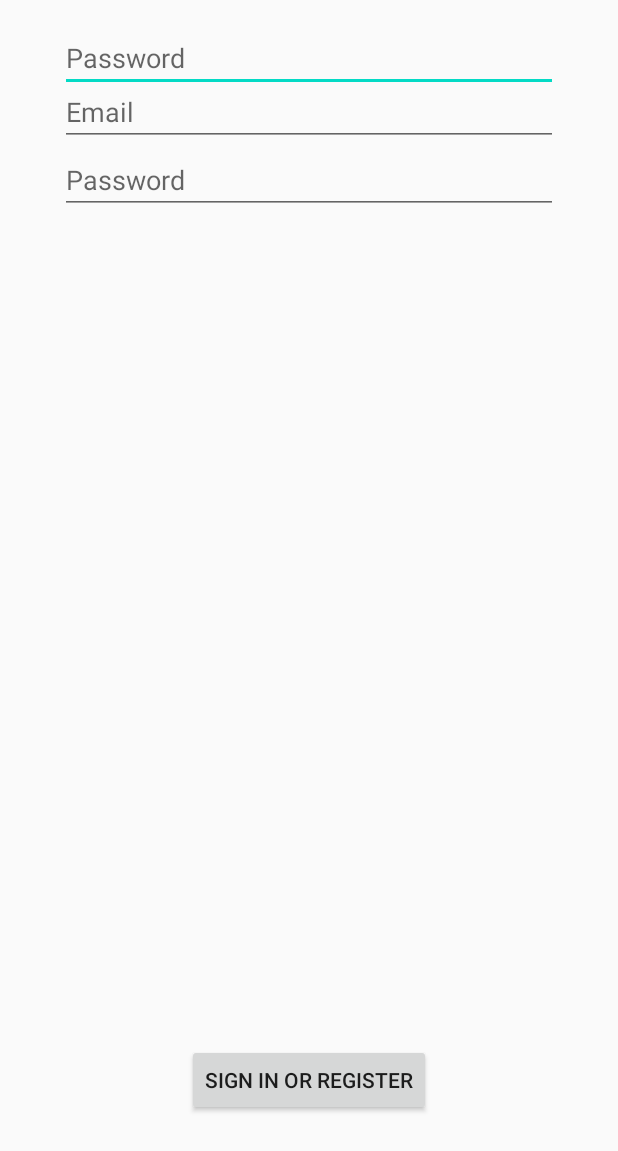
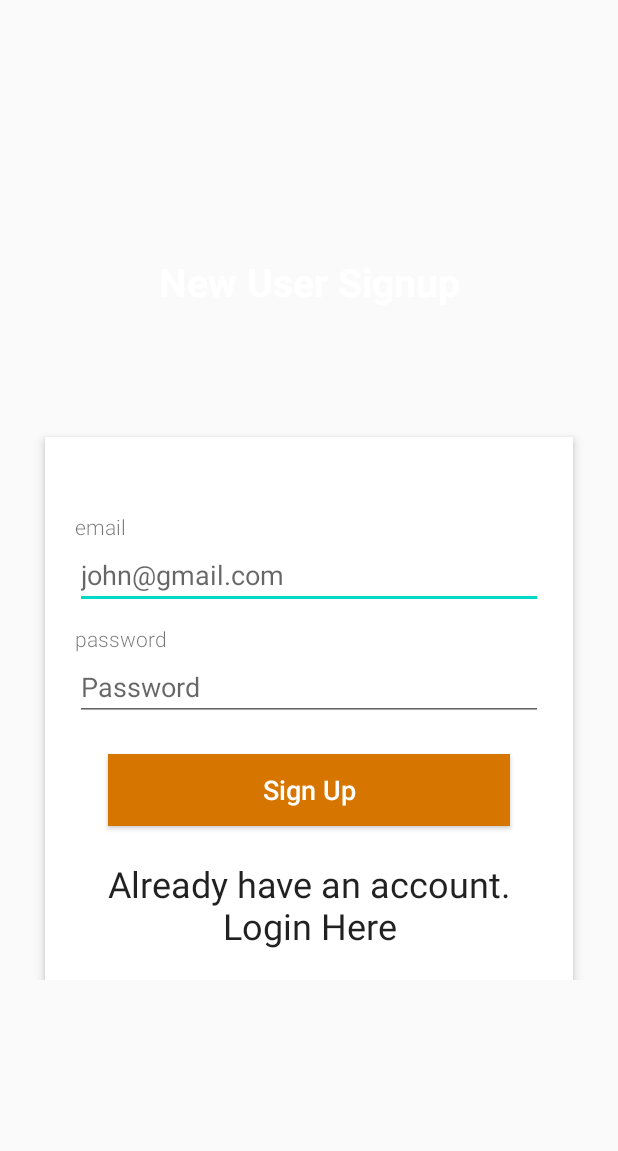
Before and after one commit to demirtasm/cryptocurrencytracker, an Android app: the layout activity_sign_up.xml on its own in the app's theme, with its tools: preview values and no code run, on a phone screen of 412 x 824 dp. Shown: the top 1151 px of the screen. Run offline under Robolectric (Android 15) with nearby library versions, the phone set to English and light mode, and no system bars.

Commit message:
Adding Firebase Login

```diff
--- a/app/src/main/java/com/example/cryptocurrencytracker/adapter/CoinListAdapter.kt
+++ b/app/src/main/java/com/example/cryptocurrencytracker/adapter/CoinListAdapter.kt
@@ -6,8 +6,7 @@ import android.view.View
 import android.view.ViewGroup
 import androidx.cardview.widget.CardView
 import androidx.recyclerview.widget.RecyclerView
-import com.example.cryptocurrencytracker.models.Coin
-import com.example.cryptocurrencytracker.models.CoinItem
+import com.example.cryptocurrencytracker.api.models.CoinItem
 import kotlinx.android.synthetic.main.coin_items.view.*
 
 class CoinListAdapter(allCoins: ArrayList<CoinItem>) :
--- /dev/null
+++ b/app/src/main/java/com/example/cryptocurrencytracker/api/models/Coin.kt
@@ -0,0 +1,3 @@
+package com.example.cryptocurrencytracker.api.models
+
+class Coin : ArrayList<CoinItem>()
--- a/app/src/main/java/com/example/cryptocurrencytracker/models/CoinItem.kt
+++ b/app/src/main/java/com/example/cryptocurrencytracker/api/models/CoinItem.kt
@@ -1,4 +1,4 @@
-package com.example.cryptocurrencytracker.models
+package com.example.cryptocurrencytracker.api.models
 
 data class CoinItem(
     val id: String,
--- a/app/src/main/java/com/example/cryptocurrencytracker/models/Coin.kt
+++ /dev/null
@@ -1,3 +0,0 @@
-package com.example.cryptocurrencytracker.models
-
-class Coin : ArrayList<CoinItem>()
--- a/app/src/main/java/com/example/cryptocurrencytracker/services/ApiInterfaces.kt
+++ b/app/src/main/java/com/example/cryptocurrencytracker/services/ApiInterfaces.kt
@@ -1,6 +1,6 @@
 package com.example.cryptocurrencytracker.services
 
-import com.example.cryptocurrencytracker.models.Coin
+import com.example.cryptocurrencytracker.api.models.Coin
 import retrofit2.http.GET
 
 interface ApiInterfaces {
--- a/app/src/main/java/com/example/cryptocurrencytracker/viewmodel/CoinListViewModel.kt
+++ b/app/src/main/java/com/example/cryptocurrencytracker/viewmodel/CoinListViewModel.kt
@@ -6,7 +6,7 @@ import androidx.lifecycle.LiveData
 import androidx.lifecycle.MutableLiveData
 import androidx.lifecycle.ViewModel
 import androidx.lifecycle.viewModelScope
-import com.example.cryptocurrencytracker.models.Coin
+import com.example.cryptocurrencytracker.api.models.Coin
 import com.example.cryptocurrencytracker.services.RetrofitInstance
 import kotlinx.coroutines.launch
 import java.lang.Exception
--- a/app/src/main/res/layout/activity_sign_up.xml
+++ b/app/src/main/res/layout/activity_sign_up.xml
@@ -1,95 +1,125 @@
 <?xml version="1.0" encoding="utf-8"?>
-<androidx.constraintlayout.widget.ConstraintLayout xmlns:android="http://schemas.android.com/apk/res/android"
-    xmlns:app="http://schemas.android.com/apk/res-auto"
-    xmlns:tools="http://schemas.android.com/tools"
-    android:id="@+id/container"
+<layout xmlns:android="http://schemas.android.com/apk/res/android"
+    xmlns:tools="http://schemas.android.com/tools">
+
+    <data>
+
+        <variable
+            name="viewmodel"
+            type="com.example.cryptocurrencytracker.viewmodel.AuthViewModel" />
+    </data>
+
+    <RelativeLayout
         android:layout_width="match_parent"
         android:layout_height="match_parent"
-    android:paddingLeft="@dimen/activity_horizontal_margin"
-    android:paddingTop="@dimen/activity_vertical_margin"
-    android:paddingRight="@dimen/activity_horizontal_margin"
-    android:paddingBottom="@dimen/activity_vertical_margin">
+        android:orientation="vertical"
+        android:scrollbarAlwaysDrawVerticalTrack="true"
+        tools:context=".ui.SignUpActivity">
+
+    <RelativeLayout
+        android:id="@+id/signupLayout"
+        android:layout_width="match_parent"
+        android:layout_height="wrap_content"
+        android:layout_centerInParent="true">
+
+        <TextView
+            android:id="@+id/login_title"
+            android:layout_width="fill_parent"
+            android:layout_height="wrap_content"
+            android:layout_marginBottom="16dp"
+            android:gravity="center_horizontal"
+            android:text="New User Signup"
+            android:textColor="#fff"
+            android:textSize="26sp"
+            android:textStyle="bold" />
+
+        <RelativeLayout
+            android:layout_width="fill_parent"
+            android:layout_height="wrap_content"
+            android:layout_below="@+id/login_title"
+            android:layout_marginLeft="30dp"
+            android:layout_marginTop="70dp"
+            android:layout_marginRight="30dp"
+            android:background="#fff"
+            android:elevation="4dp"
+            android:orientation="vertical"
+            android:padding="20dp">
+
+            <LinearLayout
+                android:layout_width="fill_parent"
+                android:layout_height="wrap_content"
+                android:orientation="vertical"
+                android:paddingTop="30dp">
 
 
-    <EditText
-        android:id="@+id/edt_password"
-        android:layout_width="0dp"
+                <TextView
+                    android:layout_width="wrap_content"
                     android:layout_height="wrap_content"
-        android:layout_marginStart="24dp"
-        android:layout_marginEnd="24dp"
-        android:hint="@string/prompt_password"
-        android:imeActionLabel="@string/action_sign_in_short"
-        android:imeOptions="actionDone"
-        android:inputType="textPassword"
-        android:selectAllOnFocus="true"
-        app:layout_constraintEnd_toEndOf="parent"
-        app:layout_constraintHorizontal_bias="1.0"
-        app:layout_constraintStart_toStartOf="parent"
-        tools:layout_editor_absoluteY="96dp" />
+                    android:fontFamily="sans-serif-light"
+                    android:labelFor="@id/text_email"
+                    android:text="email" />
 
                 <EditText
-        android:id="@+id/edt_password_repeat"
-        android:layout_width="0dp"
+                    android:id="@+id/text_email"
+                    android:layout_width="fill_parent"
                     android:layout_height="wrap_content"
-        android:layout_marginStart="24dp"
-        android:layout_marginTop="36dp"
-        android:layout_marginEnd="24dp"
-        android:hint="@string/prompt_password"
-        android:imeActionLabel="@string/action_sign_in_short"
-        android:imeOptions="actionDone"
-        android:inputType="textPassword"
-        android:selectAllOnFocus="true"
-        app:layout_constraintBottom_toTopOf="@+id/btn_login"
-        app:layout_constraintEnd_toEndOf="parent"
-        app:layout_constraintHorizontal_bias="0.0"
-        app:layout_constraintStart_toStartOf="parent"
-        app:layout_constraintTop_toBottomOf="@+id/edt_password"
-        app:layout_constraintVertical_bias="0.0" />
+                    android:layout_marginBottom="10dp"
+                    android:drawablePadding="10dp"
+                    android:hint="john@gmail.com"
+                    android:inputType="textEmailAddress"
+                    android:singleLine="true"
+                    android:text="@={viewmodel.email}" />
+
+                <TextView
+                    android:layout_width="wrap_content"
+                    android:layout_height="wrap_content"
+                    android:fontFamily="sans-serif-light"
+                    android:labelFor="@id/edit_text_password"
+                    android:text="password" />
 
                 <EditText
-        android:id="@+id/edt_mail"
-        android:layout_width="0dp"
+                    android:id="@+id/edit_text_password"
+                    android:layout_width="fill_parent"
                     android:layout_height="wrap_content"
-        android:layout_marginStart="24dp"
-        android:layout_marginTop="36dp"
-        android:layout_marginEnd="24dp"
-        android:hint="@string/prompt_email"
-        android:inputType="textEmailAddress"
-        android:selectAllOnFocus="true"
-        app:layout_constraintEnd_toEndOf="parent"
-        app:layout_constraintStart_toStartOf="parent"
-        app:layout_constraintTop_toTopOf="parent" />
+                    android:drawablePadding="10dp"
+                    android:hint="Password"
+                    android:inputType="textPassword"
+                    android:singleLine="true"
+                    android:text="@={viewmodel.password}" />
 
 
                 <Button
-        android:id="@+id/btn_sign_up"
+                    android:id="@+id/button_sign_up"
+                    android:layout_width="fill_parent"
+                    android:layout_height="wrap_content"
+                    android:layout_margin="22dp"
+                    android:background="#d67601"
+                    android:onClick="@{() -> viewmodel.signUp()}"
+                    android:text="Sign Up"
+                    android:textAllCaps="false"
+                    android:textColor="#fff"
+                    android:textSize="18sp" />
+
+                <TextView
+                    android:id="@+id/text_view_register"
                     android:layout_width="wrap_content"
                     android:layout_height="wrap_content"
-        android:layout_gravity="start"
-        android:layout_marginStart="48dp"
-        android:layout_marginTop="16dp"
-        android:layout_marginEnd="48dp"
-        android:layout_marginBottom="64dp"
-        android:text="@string/action_sign_in"
-        app:layout_constraintBottom_toBottomOf="parent"
-        app:layout_constraintEnd_toEndOf="parent"
-        app:layout_constraintStart_toStartOf="parent"
-        app:layout_constraintTop_toBottomOf="@+id/password"
-        app:layout_constraintVertical_bias="0.2" />
+                    android:layout_gravity="center_horizontal"
+                    android:onClick="@{(v) -> viewmodel.goToLogin(v)}"
+                    android:text="Already have an account.\nLogin Here"
+                    android:textAlignment="center"
+                    android:textAppearance="@style/TextAppearance.AppCompat.Headline" />
+            </LinearLayout>
+
+        </RelativeLayout>
+
+    </RelativeLayout>
 
     <ProgressBar
-        android:id="@+id/loading"
+        android:id="@+id/progressbar"
         android:layout_width="wrap_content"
         android:layout_height="wrap_content"
-        android:layout_gravity="center"
-        android:layout_marginStart="32dp"
-        android:layout_marginTop="64dp"
-        android:layout_marginEnd="32dp"
-        android:layout_marginBottom="64dp"
-        android:visibility="gone"
-        app:layout_constraintBottom_toBottomOf="parent"
-        app:layout_constraintEnd_toEndOf="@+id/password"
-        app:layout_constraintStart_toStartOf="@+id/password"
-        app:layout_constraintTop_toTopOf="parent"
-        app:layout_constraintVertical_bias="0.3" />
-</androidx.constraintlayout.widget.ConstraintLayout>
+        android:layout_centerInParent="true"
+        android:visibility="gone" />
+
+</RelativeLayout></layout>
```
Also changed, not shown: app/build.gradle (+14 -1 lines), app/src/main/AndroidManifest.xml (+6 -3 lines), app/src/main/java/com/example/cryptocurrencytracker/FirebaseApplication.kt (added, +26 -0 lines), app/src/main/java/com/example/cryptocurrencytracker/api/data/FirebaseSource.kt (added, +31 -0 lines), app/src/main/java/com/example/cryptocurrencytracker/api/repositories/FirebaseUserRepository.kt (added, +10 -0 lines), app/src/main/java/com/example/cryptocurrencytracker/services/AuthInterface.kt (added, +7 -0 lines), app/src/main/java/com/example/cryptocurrencytracker/ui/LoginActivity.kt (+39 -35 lines), app/src/main/java/com/example/cryptocurrencytracker/ui/SignUpActivity.kt (+40 -34 lines), app/src/main/java/com/example/cryptocurrencytracker/utils/FirebaseViewUtil.kt (added, +17 -0 lines), app/src/main/java/com/example/cryptocurrencytracker/viewmodel/AuthViewModel.kt (added, +78 -0 lines), app/src/main/java/com/example/cryptocurrencytracker/viewmodel/AuthViewModelProvider.kt (added, +12 -0 lines), app/src/main/res/layout/activity_login.xml (+122 -61 lines). Lines whose indentation alone changed are shown as unchanged.
